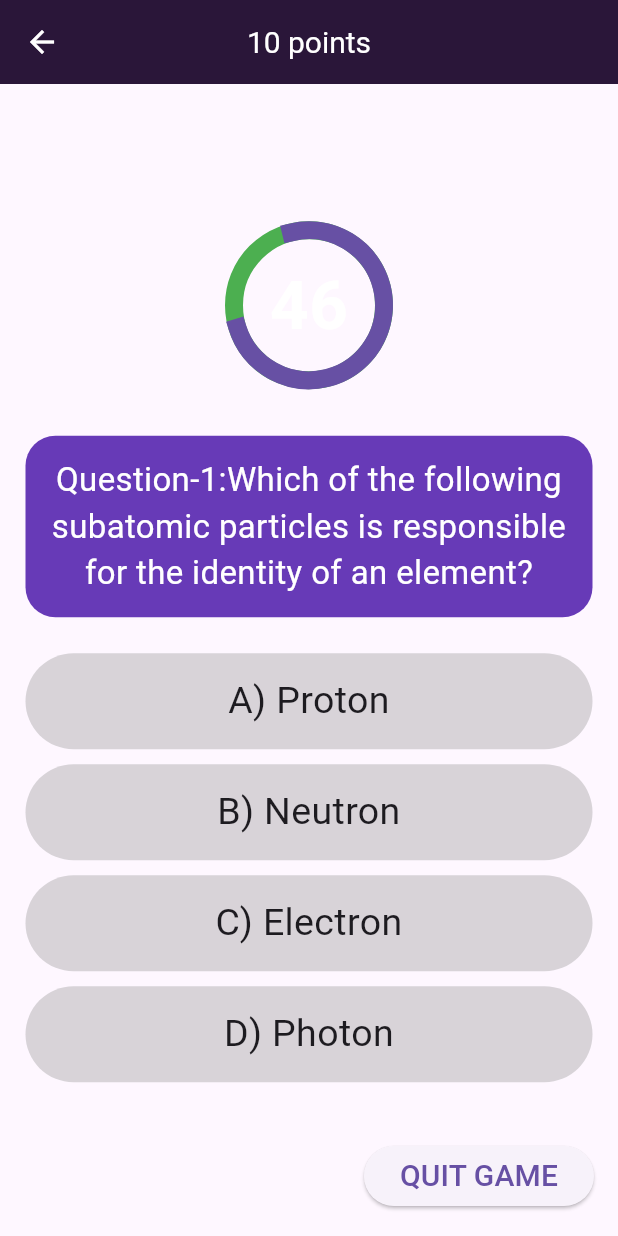
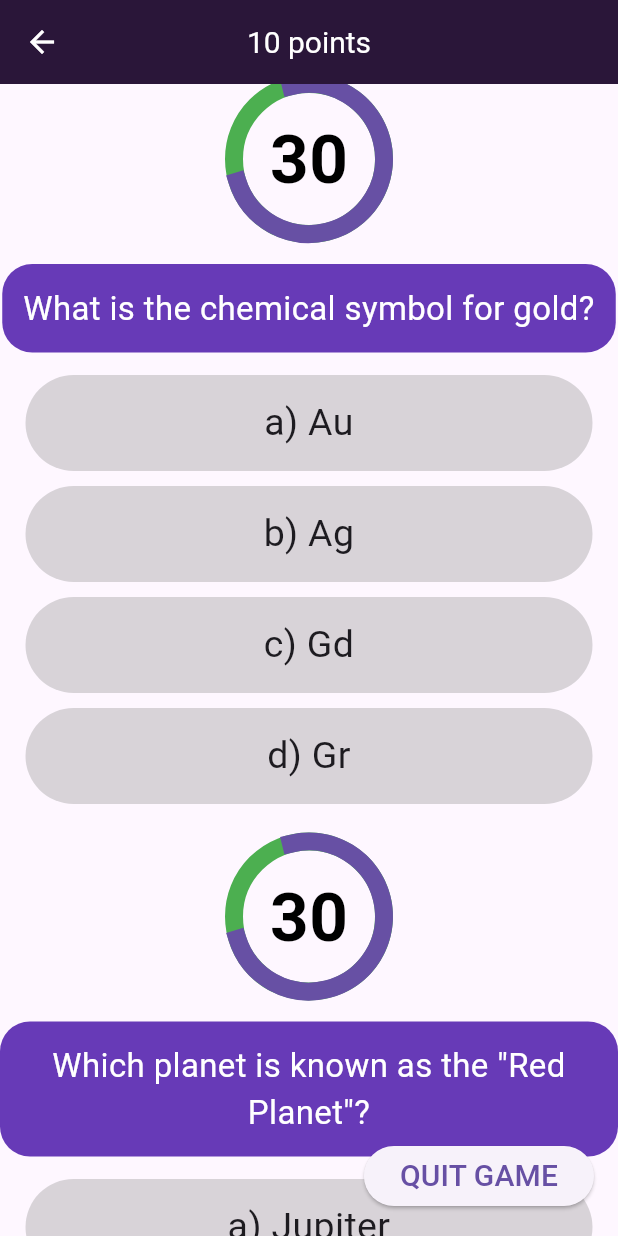
Before and after one commit to feeza-T/Brain_brust_flutter_app, a Flutter app: the ScienceQues screen opened directly, on a phone screen of 412 x 824 dp. Run offline on Flutter 3.47's test engine with Material 3 defaults, Android fonts, the light colour scheme and no system bars; our stand-ins replace carousel_slider, dots_indicator; Roboto replaces fonts that are missing (inter).

Commit message:
Change
Question Set

```diff
--- a/lib/screen/HistoryQues.dart
+++ b/lib/screen/HistoryQues.dart
@@ -9,28 +9,28 @@ import 'package:brain_brust/widgets/sidenavbar.dart';
 class HistoryQues extends StatelessWidget {
   final List<Map<String, dynamic>> questions = [
     {
-      'question': 'baygyy8u?',
-      'options': ['a) Brazil', 'b) Germany', 'c) Argentina', 'd) Italy'],
+      'question': 'Who was the first President of the United States?',
+      'options': ['a) Thomas Jefferson', 'b) George Washington', 'c) John Adams', 'd) James Madison'],
     },
     {
-      'question': 'In basketball, what is the standard height for an NBA basketball hoop from the floor?',
-      'options': ['a) 10 feet', 'b) 11 feet', 'c) 9 feet', 'd) 12 feet'],
+      'question': 'Which ancient civilization built the famous Machu Picchu citadel in Peru?',
+      'options': ['a) Aztecs', 'b) Incas', 'c) Mayans', 'd) Egyptians'],
     },
     {
-      'question': 'What is the national sport of Japan?',
-      'options': ['a) Judo', 'b) Sumo wrestling', 'c) Kendo', 'd) Karate'],
+      'question': 'The French Revolution began in which year?',
+      'options': ['a) 1789', 'b) 1799', 'c) 1803', 'd) 1783'],
     },
     {
-      'question': 'Which NFL team has won the most Super Bowl championships?',
-      'options': ['a) New England Patriots', 'b) Dallas Cowboys', 'c) Pittsburgh Steelers', 'd) Green Bay Packers'],
+      'question': 'Who was the first female Prime Minister of the United Kingdom?',
+      'options': ['a) Margaret Thatcher', 'b) Theresa May', 'c) Angela Merkel', 'd) Indira Gandhi'],
     },
     {
-      'question': 'Who is the all-time leading scorer in the history of the NBA?',
-      'options': ['a) LeBron James', 'b) Michael Jordan', 'c) Kareem Abdul-Jabbar', 'd) Kobe Bryant'],
+      'question': 'The Battle of Hastings in 1066 marked the conquest of England by which leader?',
+      'options': ['a) William the Conqueror', 'b) Richard the Lionheart', 'c) Harold Godwinson', 'd) Edward the Confessor'],
     },
     {
-      'question': 'In golf, what is the term for scoring one stroke under par on a hole?',
-      'options': ['a) Eagle', 'b) Birdie', 'c) Albatross', 'd) Bogey'],
+      'question': 'Which event is known as the start of World War I?',
+      'options': ['a) The assassination of Archduke Franz Ferdinand', 'b) The sinking of the Lusitania', 'c) The Battle of the Somme', 'd) The Treaty of Versailles'],
     },
 
   ];
--- a/lib/screen/ScienceQues.dart
+++ b/lib/screen/ScienceQues.dart
@@ -4,12 +4,36 @@ import 'package:brain_brust/screen/ScienceQues.dart';
 import 'package:flutter/material.dart';
 import 'package:brain_brust/widgets/sidenavbar.dart';
 
-import 'QuizIntro.dart';
-
 
 
 class ScienceQues extends StatelessWidget {
-  const ScienceQues({Key? key});
+  final List<Map<String, dynamic>> questions = [
+    {
+      'question': 'What is the chemical symbol for gold?',
+      'options': ['a) Au', 'b) Ag', 'c) Gd', 'd) Gr'],
+    },
+    {
+      'question': 'Which planet is known as the "Red Planet"?',
+      'options': ['a) Jupiter', 'b) Mars', 'c) Saturn', 'd) Venus'],
+    },
+    {
+      'question': 'What is the smallest unit of matter?',
+      'options': ['a) Atom', 'b) Molecule', 'c) Proton', 'd) Electron'],
+    },
+    {
+      'question': 'What is the Earth\'s primary source of energy?',
+      'options': ['a) Geothermal energy', 'b) Nuclear energy', 'c) Solar energy', 'd) Wind energy'],
+    },
+    {
+      'question': 'What is the unit of measurement for electric current?',
+      'options': ['a) Ohms', 'b) Volts', 'c) Watts', 'd) Amperes'],
+    },
+    {
+      'question': 'What force causes objects to fall towards the Earth?',
+      'options': ['a) Magnetic force', 'b) Centrifugal force', 'c) Gravitational force', 'd) Frictional force'],
+    },
+
+  ];
 
   @override
   Widget build(BuildContext context) {
@@ -20,59 +44,71 @@ class ScienceQues extends StatelessWidget {
         title: Text('10 points', style: TextStyle(fontSize: 20)),
         centerTitle: true,
       ),
-      body: Column(
-        mainAxisAlignment: MainAxisAlignment.center,
+      body: ListView.builder(
+        itemCount: questions.length,
+        itemBuilder: (context, index) {
+          final questionData = questions[index];
+          return Padding(
+            padding: const EdgeInsets.only(bottom: 20),
+            child: Column(
               crossAxisAlignment: CrossAxisAlignment.center,
               children: [
                 SizedBox(
-            height:100,
+                  height: 100,
                   width: 100,
-
-            child:Stack(
+                  child: Stack(
                     fit: StackFit.expand,
                     children: [
-                CircularProgressIndicator(strokeWidth: 12,backgroundColor: Colors.green,),
-                Center( child:Text('46',style: TextStyle(fontSize: 45,fontWeight: FontWeight.bold,color: Colors.white),))
+                      CircularProgressIndicator(
+                        strokeWidth: 12,
+                        backgroundColor: Colors.green,
+                      ),
+                      Center(
+                        child: Text(
+                          '30',
+                          style: TextStyle(
+                            fontSize: 45,
+                            fontWeight: FontWeight.bold,
+                            color: Colors.black,
+                          ),
+                        ),
+                      )
                     ],
                   ),
                 ),
-          SizedBox(height: 20,),
+                SizedBox(height: 20),
                 Container(
                   padding: EdgeInsets.all(14),
-            margin:EdgeInsets.all(17),
-            decoration: BoxDecoration(color: Colors.deepPurple, borderRadius: BorderRadius.circular(20)),
-            child: Text('Question-1:Which of the following subatomic particles is responsible for the identity of an element?',style: TextStyle(fontSize: 22,color: Colors.white),textAlign: TextAlign.center,),
+                  decoration: BoxDecoration(
+                    color: Colors.deepPurple,
+                    borderRadius: BorderRadius.circular(20),
                   ),
-          SizedBox(height:2),
-          Container(
-            width:MediaQuery.of(context).size.width,
+                  child: Text(
+                    questionData['question'],
+                    style: TextStyle(fontSize: 22, color: Colors.white),
+                    textAlign: TextAlign.center,
+                  ),
+                ),
+                SizedBox(height: 10),
+                Column(
+                  children: (questionData['options'] as List<String>).map((option) {
+                    return Container(
+                      width: MediaQuery.of(context).size.width,
                       padding: EdgeInsets.all(14),
-            margin:EdgeInsets.symmetric(horizontal: 17,vertical: 5),
-            decoration: BoxDecoration(color: Colors.grey.withOpacity(0.4), borderRadius: BorderRadius.circular(35)),
-            child: Text('A) Proton',style: TextStyle(fontSize: 25),textAlign: TextAlign.center,),
+                      margin: EdgeInsets.symmetric(horizontal: 17, vertical: 5),
+                      decoration: BoxDecoration(
+                        color: Colors.grey.withOpacity(0.4),
+                        borderRadius: BorderRadius.circular(35),
                       ),
-          Container(
-            width:MediaQuery.of(context).size.width,
-            padding: EdgeInsets.all(14),
-            margin:EdgeInsets.symmetric(horizontal: 17,vertical: 5),
-            decoration: BoxDecoration(color: Colors.grey.withOpacity(0.4), borderRadius: BorderRadius.circular(35)),
-            child: Text('B) Neutron',style: TextStyle(fontSize: 25),textAlign: TextAlign.center,),
+                      child: Text(option, style: TextStyle(fontSize: 25), textAlign: TextAlign.center,),
+                    );
+                  }).toList(),
                 ),
-          Container(
-            width:MediaQuery.of(context).size.width,
-            padding: EdgeInsets.all(14),
-            margin:EdgeInsets.symmetric(horizontal: 17,vertical: 5),
-            decoration: BoxDecoration(color: Colors.grey.withOpacity(0.4), borderRadius: BorderRadius.circular(35)),
-            child: Text('C) Electron',style: TextStyle(fontSize: 25),textAlign: TextAlign.center,),
+              ],
             ),
-          Container(
-            width:MediaQuery.of(context).size.width,
-            padding: EdgeInsets.all(14),
-            margin:EdgeInsets.symmetric(horizontal: 17,vertical: 5),
-            decoration: BoxDecoration(color: Colors.grey.withOpacity(0.4), borderRadius: BorderRadius.circular(35)),
-            child: Text('D) Photon',style: TextStyle(fontSize: 25),textAlign: TextAlign.center,),
+          );
+        },
       ),
-        ],),
       floatingActionButton: ElevatedButton(
         child: Text('QUIT GAME', style: TextStyle(fontSize: 20)),
         onPressed: () {
```
Lines whose indentation alone changed are shown as unchanged.
